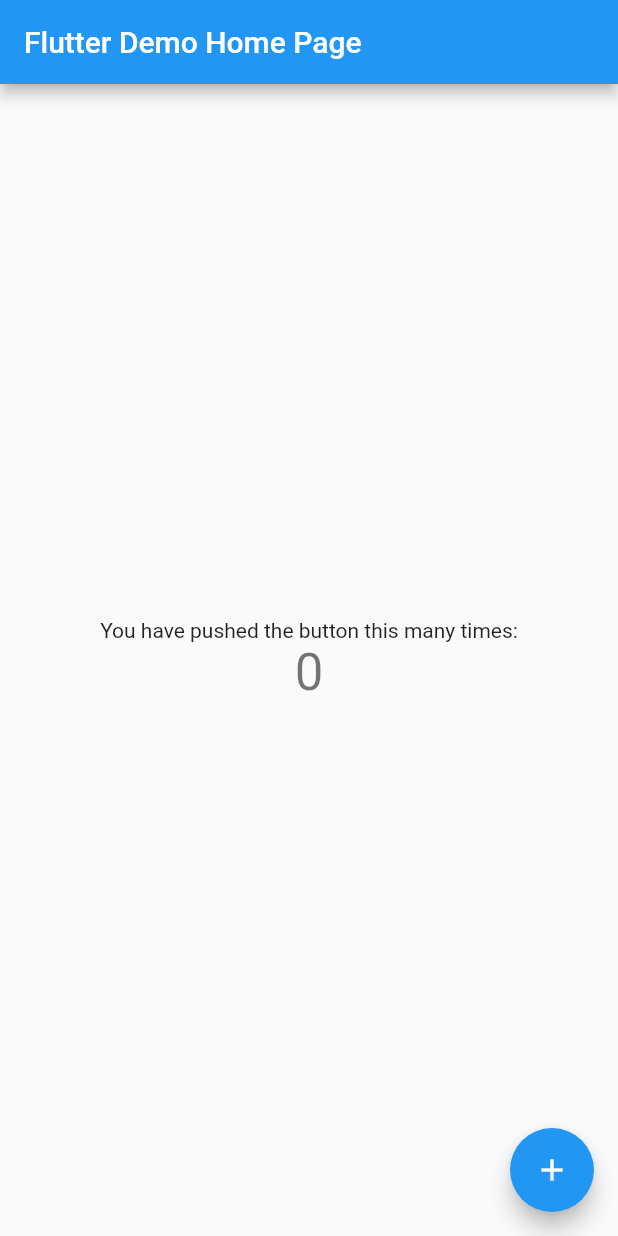
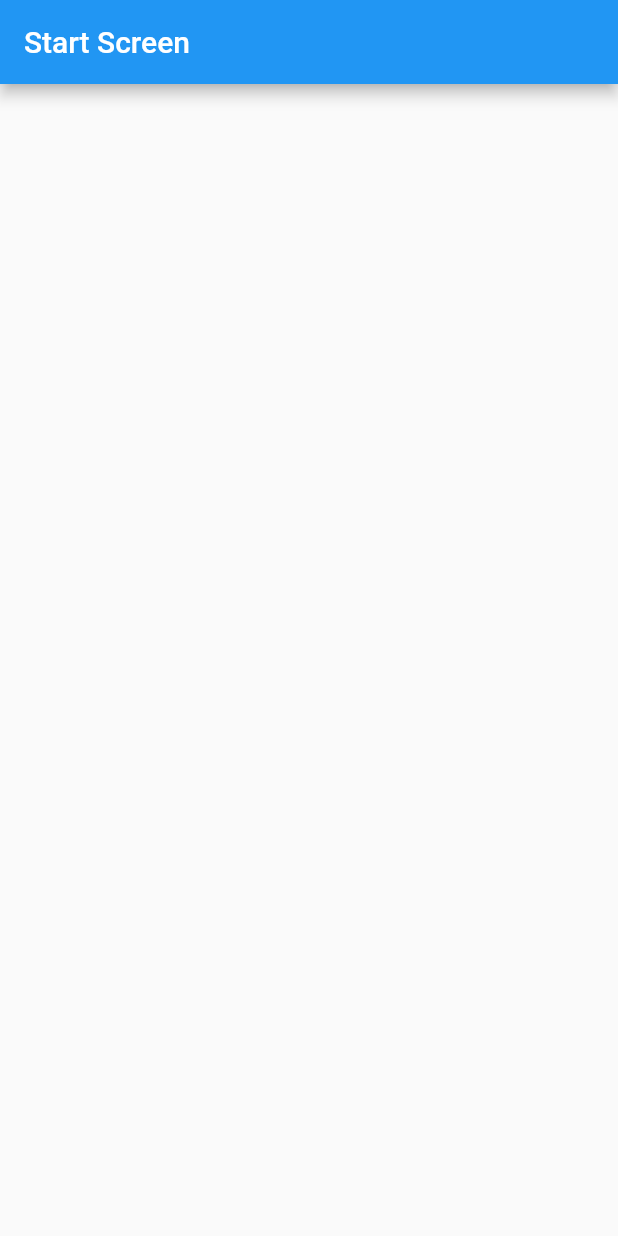
Before and after one commit to ColburnCody/MAP-CreativeAssignment2, a Flutter app: the screen it shows after launch, on a phone screen of 412 x 824 dp. Run offline on Flutter 3.47's test engine with Material 2 defaults, Android fonts, the phone set to English and light mode, and no system bars.

Commit message:
built start screen

```diff
--- a/lib/main.dart
+++ b/lib/main.dart
@@ -1,117 +1,15 @@
+import 'package:CreativeAssignment2/screen/start_screen.dart';
 import 'package:flutter/material.dart';
 
 void main() {
-  runApp(MyApp());
+  runApp(Creative2App());
 }
 
-class MyApp extends StatelessWidget {
-  // This widget is the root of your application.
+class Creative2App extends StatelessWidget {
   @override
   Widget build(BuildContext context) {
-    return MaterialApp(
-      title: 'Flutter Demo',
-      theme: ThemeData(
-        // This is the theme of your application.
-        //
-        // Try running your application with "flutter run". You'll see the
-        // application has a blue toolbar. Then, without quitting the app, try
-        // changing the primarySwatch below to Colors.green and then invoke
-        // "hot reload" (press "r" in the console where you ran "flutter run",
-        // or simply save your changes to "hot reload" in a Flutter IDE).
-        // Notice that the counter didn't reset back to zero; the application
-        // is not restarted.
-        primarySwatch: Colors.blue,
-        // This makes the visual density adapt to the platform that you run
-        // the app on. For desktop platforms, the controls will be smaller and
-        // closer together (more dense) than on mobile platforms.
-        visualDensity: VisualDensity.adaptivePlatformDensity,
-      ),
-      home: MyHomePage(title: 'Flutter Demo Home Page'),
-    );
+    return MaterialApp(initialRoute: StartScreen.routeName, routes: {
+      StartScreen.routeName: (context) => StartScreen(),
+    });
   }
 }
-
-class MyHomePage extends StatefulWidget {
-  MyHomePage({Key key, this.title}) : super(key: key);
-
-  // This widget is the home page of your application. It is stateful, meaning
-  // that it has a State object (defined below) that contains fields that affect
-  // how it looks.
-
-  // This class is the configuration for the state. It holds the values (in this
-  // case the title) provided by the parent (in this case the App widget) and
-  // used by the build method of the State. Fields in a Widget subclass are
-  // always marked "final".
-
-  final String title;
-
-  @override
-  _MyHomePageState createState() => _MyHomePageState();
-}
-
-class _MyHomePageState extends State<MyHomePage> {
-  int _counter = 0;
-
-  void _incrementCounter() {
-    setState(() {
-      // This call to setState tells the Flutter framework that something has
-      // changed in this State, which causes it to rerun the build method below
-      // so that the display can reflect the updated values. If we changed
-      // _counter without calling setState(), then the build method would not be
-      // called again, and so nothing would appear to happen.
-      _counter++;
-    });
-  }
-
-  @override
-  Widget build(BuildContext context) {
-    // This method is rerun every time setState is called, for instance as done
-    // by the _incrementCounter method above.
-    //
-    // The Flutter framework has been optimized to make rerunning build methods
-    // fast, so that you can just rebuild anything that needs updating rather
-    // than having to individually change instances of widgets.
-    return Scaffold(
-      appBar: AppBar(
-        // Here we take the value from the MyHomePage object that was created by
-        // the App.build method, and use it to set our appbar title.
-        title: Text(widget.title),
-      ),
-      body: Center(
-        // Center is a layout widget. It takes a single child and positions it
-        // in the middle of the parent.
-        child: Column(
-          // Column is also a layout widget. It takes a list of children and
-          // arranges them vertically. By default, it sizes itself to fit its
-          // children horizontally, and tries to be as tall as its parent.
-          //
-          // Invoke "debug painting" (press "p" in the console, choose the
-          // "Toggle Debug Paint" action from the Flutter Inspector in Android
-          // Studio, or the "Toggle Debug Paint" command in Visual Studio Code)
-          // to see the wireframe for each widget.
-          //
-          // Column has various properties to control how it sizes itself and
-          // how it positions its children. Here we use mainAxisAlignment to
-          // center the children vertically; the main axis here is the vertical
-          // axis because Columns are vertical (the cross axis would be
-          // horizontal).
-          mainAxisAlignment: MainAxisAlignment.center,
-          children: <Widget>[
-            Text(
-              'You have pushed the button this many times:',
-            ),
-            Text(
-              '$_counter',
-              style: Theme.of(context).textTheme.headline4,
-            ),
-          ],
-        ),
-      ),
-      floatingActionButton: FloatingActionButton(
-        onPressed: _incrementCounter,
-        tooltip: 'Increment',
-        child: Icon(Icons.add),
-      ), // This trailing comma makes auto-formatting nicer for build methods.
-    );
-  }
-}
--- /dev/null
+++ b/lib/screen/start_screen.dart
@@ -0,0 +1,14 @@
+import 'package:flutter/material.dart';
+
+class StartScreen extends StatelessWidget {
+  static const routeName = '/startScreen';
+
+  @override
+  Widget build(BuildContext context) {
+    return Scaffold(
+      appBar: AppBar(
+        title: Text('Start Screen'),
+      ),
+    );
+  }
+}
```
Also changed, not shown: 2 other files.
